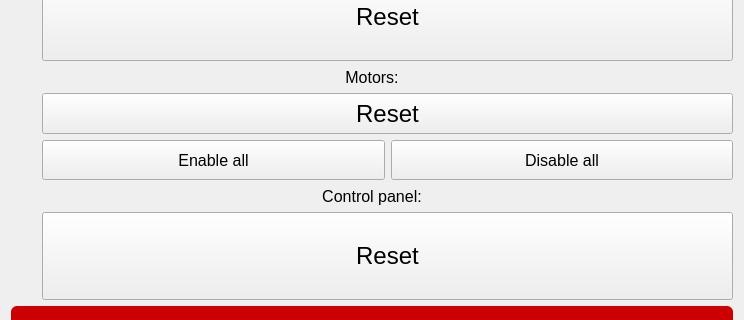
Old version of the form GUI/forms/ResetControls.ui in the repository piotrpodlaski/rimokun; both pictures show x 0 to 744 and y 158 to 478 of the 744 by 563 pixel window.
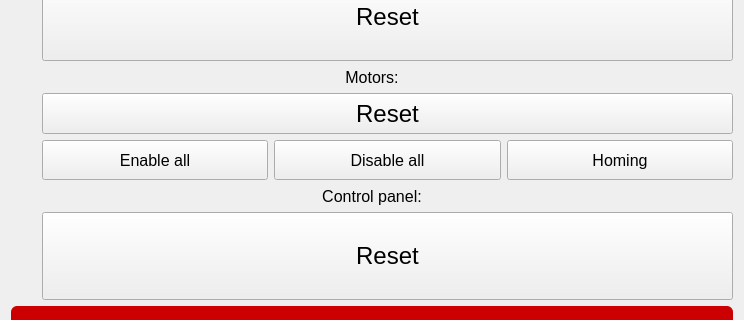
New version of the form. Custom widgets are drawn as their Qt base class.

Commit message: Implement robot control quality improvements

Diff of the .ui file:
```diff
--- a/GUI/forms/ResetControls.ui
+++ b/GUI/forms/ResetControls.ui
@@ -289,6 +289,25 @@
          </property>
         </widget>
        </item>
+       <item>
+        <widget class="QPushButton" name="homingMotors">
+         <property name="sizePolicy">
+          <sizepolicy hsizetype="Expanding" vsizetype="Preferred">
+           <horstretch>1</horstretch>
+           <verstretch>0</verstretch>
+          </sizepolicy>
+         </property>
+         <property name="font">
+          <font>
+           <pointsize>12</pointsize>
+           <bold>false</bold>
+          </font>
+         </property>
+         <property name="text">
+          <string>Homing</string>
+         </property>
+        </widget>
+       </item>
       </layout>
      </item>
     </layout>
```
The commit also changes 59 other files.
